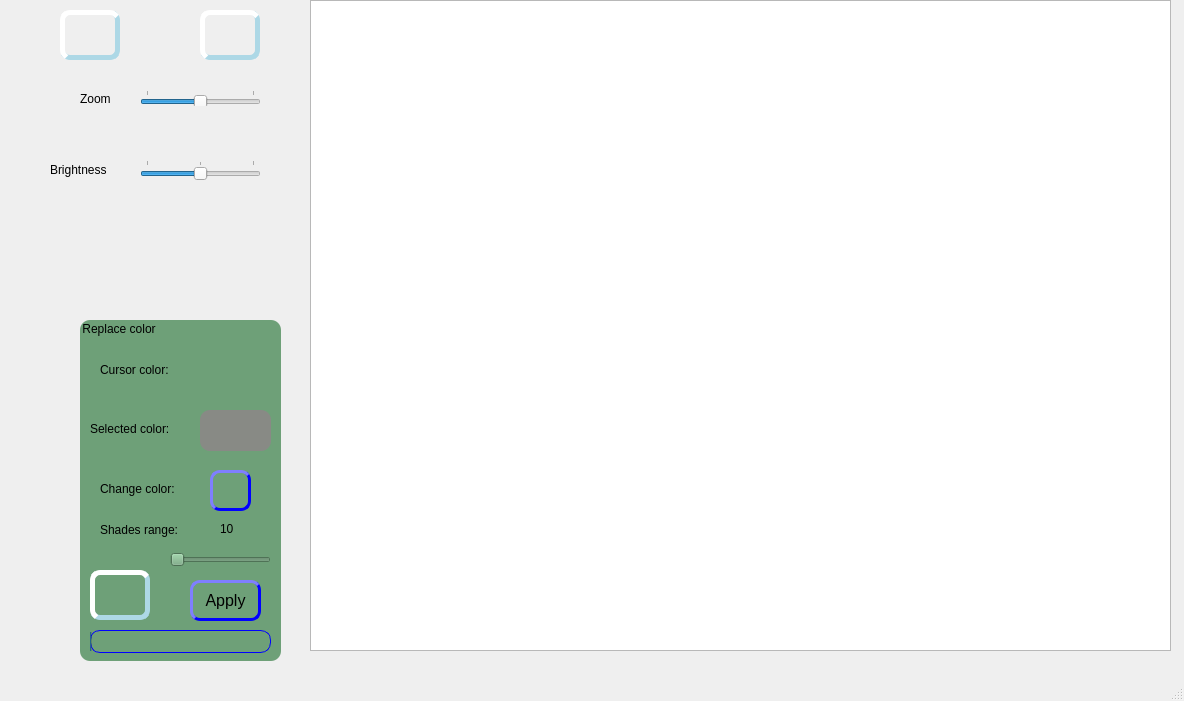
denis-yevd/QtCreator, file mainwindow.ui: the form before one commit.
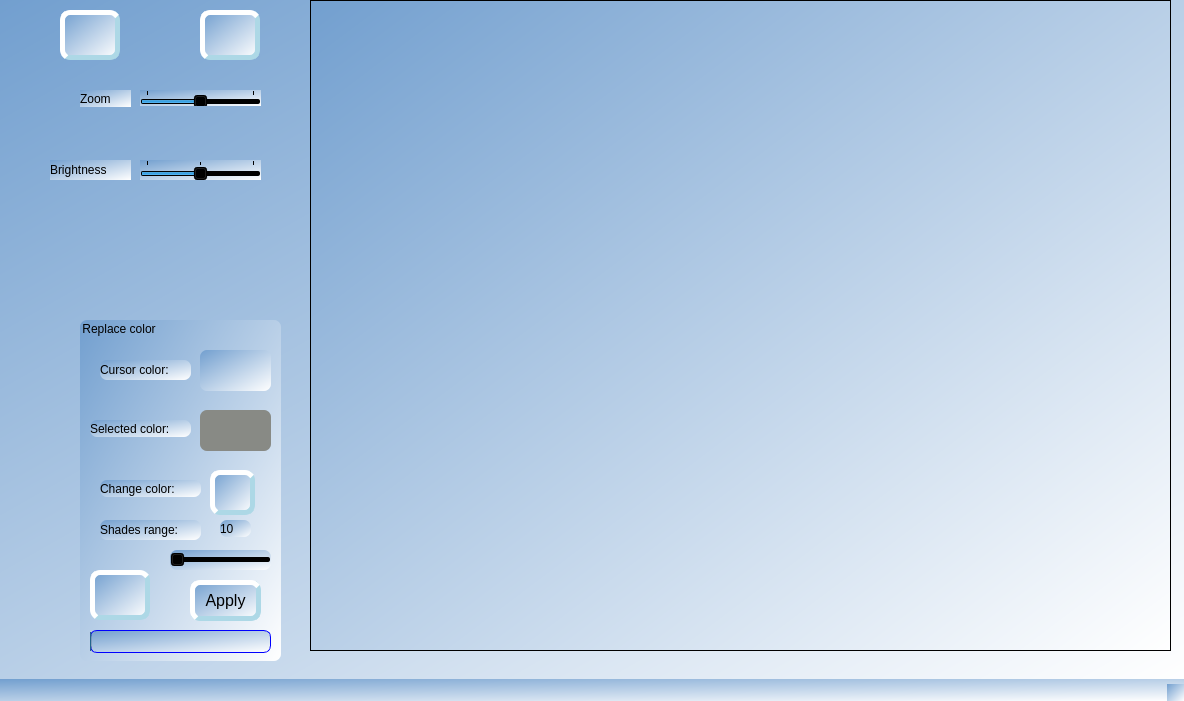
The form after the commit. Icons and pictures are not drawn.

The edit to the form file:
```diff
--- a/mainwindow.ui
+++ b/mainwindow.ui
@@ -23,7 +23,7 @@
    <bool>false</bool>
   </property>
   <property name="styleSheet">
-   <string notr="true"/>
+   <string notr="true">background-color: qlineargradient(spread:pad, x1:0, y1:0, x2:1, y2:1, stop:0 rgba(114, 159, 207, 255), stop:1 rgba(255, 255, 255, 255));</string>
   </property>
   <widget class="QWidget" name="centralwidget">
    <widget class="QGraphicsView" name="graphicsView">
@@ -133,6 +133,9 @@
     <property name="autoFillBackground">
      <bool>false</bool>
     </property>
+    <property name="styleSheet">
+     <string notr="true"/>
+    </property>
     <property name="inputMethodHints">
      <set>Qt::ImhNone</set>
     </property>
@@ -196,8 +199,7 @@
      </rect>
     </property>
     <property name="styleSheet">
-     <string notr="true">background-color: rgb(110, 160,120);
-border-radius:10px;</string>
+     <string notr="true">border-radius:7px;</string>
     </property>
     <property name="title">
      <string>Replace color</string>
@@ -245,8 +247,8 @@
       <rect>
        <x>130</x>
        <y>150</y>
-       <width>41</width>
-       <height>41</height>
+       <width>45</width>
+       <height>45</height>
       </rect>
      </property>
      <property name="font">
@@ -262,7 +264,7 @@
 background-image: url(:/res/Icons/ColorPicker.png);
  background-repeat:norepeat;
 background-position:center;
-border: 3px solid blue;
+border: 5px solid lightblue;
 border-radius: 10px;
 border-style: outset;
 }
@@ -294,7 +296,7 @@
      </property>
      <property name="styleSheet">
       <string notr="true">#ApplyButton{
-border: 3px solid blue;
+border: 5px solid lightblue;
 border-radius: 10px;
 border-style: outset;
 font-size:16px;
```
Left out of the diff: 6 changed lines with no effect on the pictures.
